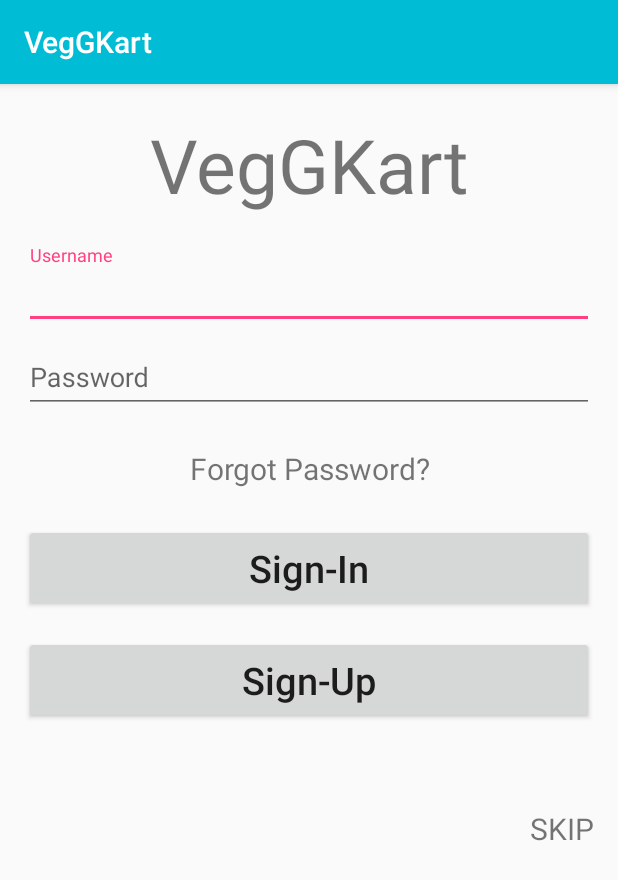
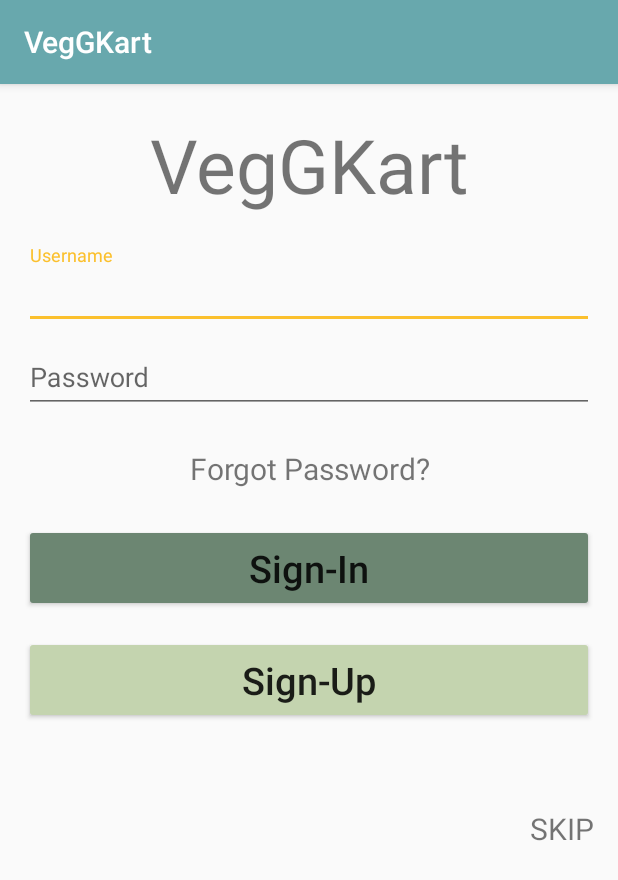
Before and after one commit to Dex1019/Veggkart, an Android app: the screen it shows after launch (SignInActivity), on a phone screen of 412 x 824 dp. Shown: the top 880 px of the screen. Run offline under Robolectric (Android 15) with nearby library versions, the phone set to English and light mode, and no system bars; our stand-ins replace Volley; 3 statements that could not run were skipped.

Commit message:
Change design & colours

```diff
--- a/app/src/main/res/layout/activity_catalogue.xml
+++ b/app/src/main/res/layout/activity_catalogue.xml
@@ -92,6 +92,7 @@
             android:id="@+id/imageButton_catalogue_cart"
             android:layout_width="75dp"
             android:layout_height="match_parent"
+            android:backgroundTint="@color/buttonMinus"
             android:clickable="true"
             app:srcCompat="@drawable/ic_shopping_cart_black_24dp" />
 
@@ -115,6 +116,7 @@
             android:id="@+id/imageButton_catalogue_checkout"
             android:layout_width="60dp"
             android:layout_height="match_parent"
+            android:backgroundTint="@color/buttonMinus"
             android:clickable="true"
             app:srcCompat="@drawable/ic_checkout_black_24px" />
 
--- a/app/src/main/res/layout/activity_sign_in.xml
+++ b/app/src/main/res/layout/activity_sign_in.xml
@@ -80,6 +80,7 @@
         android:id="@+id/button_signIn_signIn"
         android:layout_width="match_parent"
         android:layout_height="wrap_content"
+        android:backgroundTint="@color/buttonPlus"
         android:gravity="center"
         android:paddingBottom="12dp"
         android:paddingEnd="10dp"
@@ -99,6 +100,7 @@
         android:id="@+id/button_signIn_signUp"
         android:layout_width="match_parent"
         android:layout_height="wrap_content"
+        android:backgroundTint="@color/buttonMinus"
         android:gravity="center"
         android:paddingBottom="12dp"
         android:paddingEnd="10dp"
@@ -114,10 +116,10 @@
         android:layout_height="56dp" />
     <TextView
         android:id="@+id/button_skip"
-        android:clickable="true"
         android:layout_width="wrap_content"
         android:layout_height="wrap_content"
+        android:layout_gravity="right"
+        android:clickable="true"
         android:text="SKIP"
-        android:textSize="20sp"
-        android:layout_gravity="right"/>
+        android:textSize="20sp" />
 </android.support.v7.widget.LinearLayoutCompat>
--- a/app/src/main/res/layout/fragment_products_list.xml
+++ b/app/src/main/res/layout/fragment_products_list.xml
@@ -2,6 +2,7 @@
     xmlns:tools="http://schemas.android.com/tools"
     android:layout_width="match_parent"
     android:layout_height="match_parent"
+    android:background="@color/listBackground"
     android:orientation="vertical"
     android:paddingEnd="5dp"
     android:paddingLeft="5dp"
@@ -13,5 +14,6 @@
         android:id="@+id/recyclerView_products"
         android:layout_width="match_parent"
         android:layout_height="match_parent"
+        android:background="@color/listBackground"
         android:soundEffectsEnabled="true" />
 </android.support.v7.widget.LinearLayoutCompat>
--- a/app/src/main/res/values/colors.xml
+++ b/app/src/main/res/values/colors.xml
@@ -1,10 +1,13 @@
 <?xml version="1.0" encoding="utf-8"?>
 <resources>
-    <color name="colorPrimary">#00bcd4</color>
-    <color name="colorPrimaryDark">#00bcd4</color>
-    <color name="colorAccent">#ffff4081</color>
+    <color name="colorPrimary">#68A8AD</color>
+    <color name="colorPrimaryDark">#68A8AD</color>
+    <color name="colorAccent">#fbc02d</color>
     <color name="inactiveTabTextColor">#ffe0e0e0</color>
-    <color name="activeTabTextColor">#ffffffff</color>
+    <color name="activeTabTextColor">#fbc02d</color>
     <color name="buttonBackgroundColor">#ff5c6bc0</color>
     <color name="viewSeparator">#ff424242</color>
+    <color name="buttonPlus">#6C8672</color>
+    <color name="buttonMinus">#C4D4AF</color>
+    <color name="listBackground">#737495</color>
 </resources>
```
Also changed, not shown: app/src/main/res/layout/list_item_products.xml (+22 -4 lines).
